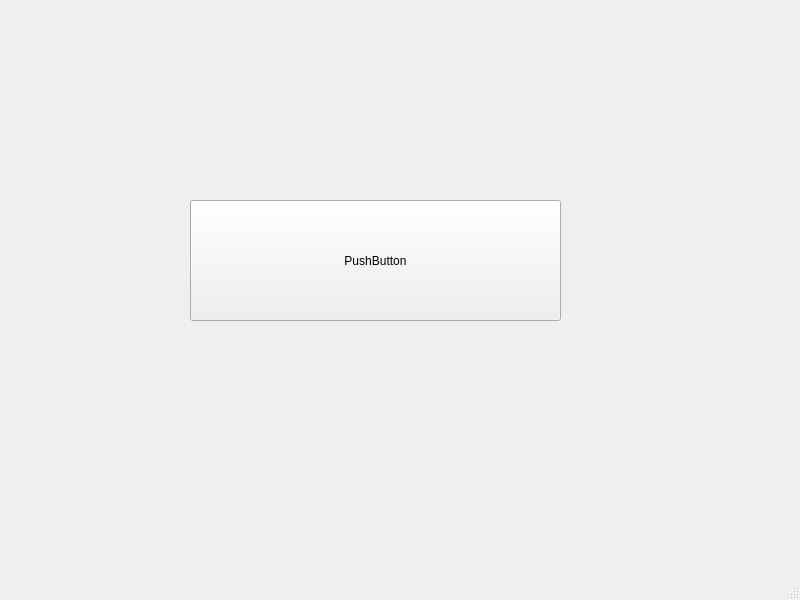
Above: tools/interface/src/mainwindow.ui from GabrielFalisiewicz/DICOM_data_software before the change. Below: the same form after it.
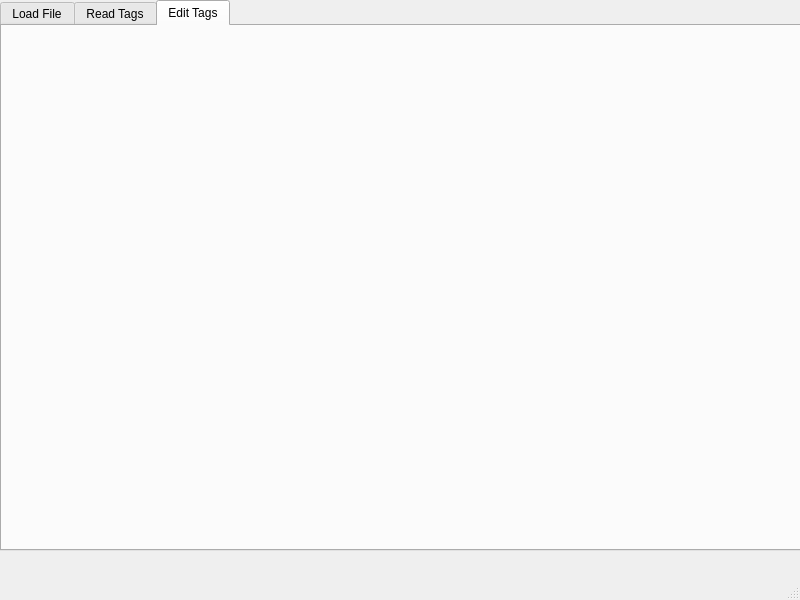
That is the form after the change.

Commit message: add tab widget

The edit to the form file:
```diff
--- a/tools/interface/src/mainwindow.ui
+++ b/tools/interface/src/mainwindow.ui
@@ -14,18 +14,48 @@
    <string>MainWindow</string>
   </property>
   <widget class="QWidget" name="centralwidget">
-   <widget class="QPushButton" name="pushButton">
+   <widget class="QWidget" name="verticalLayoutWidget">
     <property name="geometry">
      <rect>
-      <x>190</x>
-      <y>200</y>
-      <width>371</width>
-      <height>121</height>
+      <x>0</x>
+      <y>0</y>
+      <width>801</width>
+      <height>551</height>
      </rect>
     </property>
-    <property name="text">
-     <string>PushButton</string>
-    </property>
+    <layout class="QVBoxLayout" name="verticalLayout">
+     <item>
+      <widget class="QTabWidget" name="tabWidget">
+       <property name="cursor">
+        <cursorShape>PointingHandCursor</cursorShape>
+       </property>
+       <property name="toolTip">
+        <string>&lt;html&gt;&lt;head/&gt;&lt;body&gt;&lt;p&gt;Load File&lt;/p&gt;&lt;/body&gt;&lt;/html&gt;</string>
+       </property>
+       <property name="currentIndex">
+        <number>2</number>
+       </property>
+       <widget class="QWidget" name="load">
+        <property name="cursor">
+         <cursorShape>PointingHandCursor</cursorShape>
+        </property>
+        <attribute name="title">
+         <string>Load File</string>
+        </attribute>
+       </widget>
+       <widget class="QWidget" name="read">
+        <attribute name="title">
+         <string>Read Tags</string>
+        </attribute>
+       </widget>
+       <widget class="QWidget" name="edit">
+        <attribute name="title">
+         <string>Edit Tags</string>
+        </attribute>
+       </widget>
+      </widget>
+     </item>
+    </layout>
    </widget>
   </widget>
   <widget class="QMenuBar" name="menubar">
```
Left out of the diff: 2 changed lines with no effect on the pictures. The commit also changes 5 other files.
